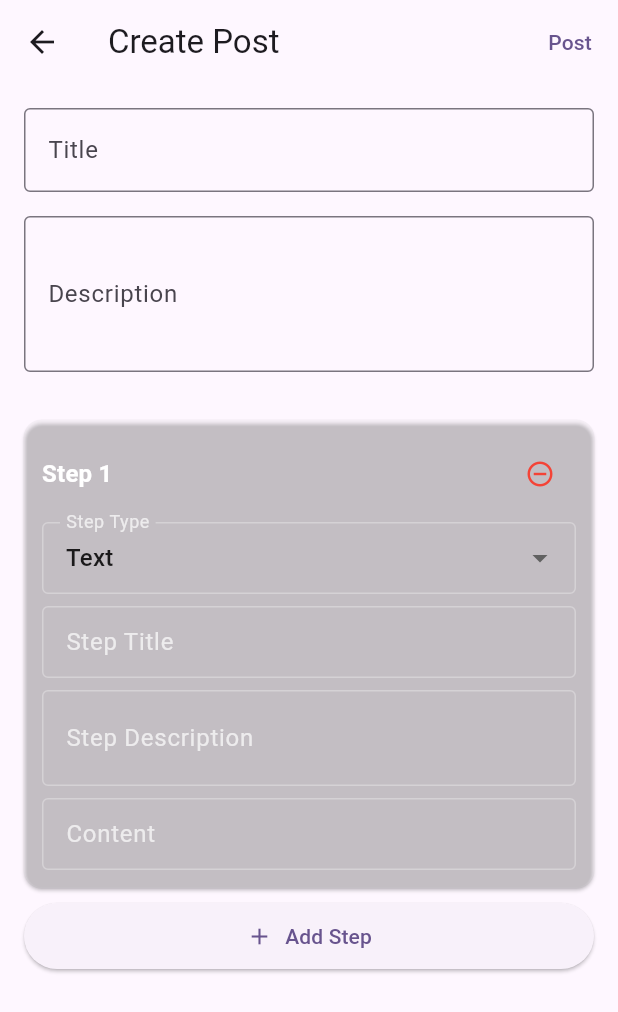
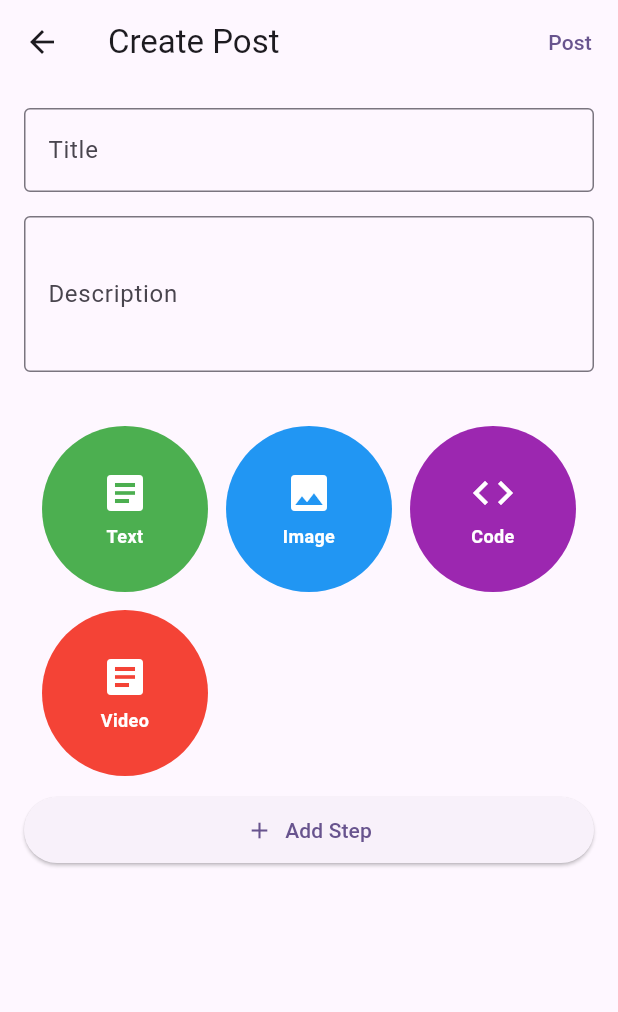
Before and after one commit to HonzaHerodek/teeem-8, a Flutter app: the CreatePostScreen screen opened by its route, after a tap on "Add Step", on a phone screen of 412 x 824 dp. Shown: the top 1012 px of the screen. Run offline on Flutter 3.47's test engine with Material 3 defaults, Android fonts, the phone set to English and light mode, and no system bars; our stand-ins replace bloc, cached_network_image, cloud_firestore, connectivity_plus, equatable, firebase_auth and 4 more; accounts and stored records are empty; network calls fail.

```diff
--- a/lib/presentation/widgets/post_creation/post_step_widget.dart
+++ b/lib/presentation/widgets/post_creation/post_step_widget.dart
@@ -31,24 +31,14 @@ class PostStepWidget extends StatefulWidget {
 }
 
 class PostStepWidgetState extends State<PostStepWidget> {
-  late StepTypeModel _selectedStepType;
+  StepTypeModel? _selectedStepType;
   final _formKey = GlobalKey<FormState>();
   final _titleController = TextEditingController();
   final _descriptionController = TextEditingController();
   final Map<String, TextEditingController> _optionControllers = {};
 
-  @override
-  void initState() {
-    super.initState();
-    _selectedStepType = widget.stepTypes.first;
-    _initializeOptionControllers();
-  }
-
-  void _initializeOptionControllers() {
-    for (final option in _selectedStepType.options) {
-      _optionControllers[option.id] = TextEditingController();
-    }
-  }
+  // Add this getter to expose step type selection state
+  bool get hasSelectedStepType => _selectedStepType != null;
 
   @override
   void dispose() {
@@ -60,10 +50,16 @@ class PostStepWidgetState extends State<PostStepWidget> {
     super.dispose();
   }
 
-  void _onStepTypeChanged(StepTypeModel? newType) {
-    if (newType != null && newType != _selectedStepType) {
+  void _initializeOptionControllers() {
+    if (_selectedStepType == null) return;
+    for (final option in _selectedStepType!.options) {
+      _optionControllers[option.id] = TextEditingController();
+    }
+  }
+
+  void _onStepTypeSelected(StepTypeModel type) {
     setState(() {
-        _selectedStepType = newType;
+      _selectedStepType = type;
       // Clear and reinitialize option controllers
       for (final controller in _optionControllers.values) {
         controller.dispose();
@@ -72,100 +68,119 @@ class PostStepWidgetState extends State<PostStepWidget> {
       _initializeOptionControllers();
     });
   }
-  }
 
   bool validate() {
     return _formKey.currentState?.validate() ?? false;
   }
 
   PostStep getStepData() {
-    print('Getting step data for step ${widget.stepNumber}'); // Debug print
+    if (_selectedStepType == null) {
+      throw Exception('Step type not selected');
+    }
+
     final content = <String, dynamic>{};
-    for (final option in _selectedStepType.options) {
+    for (final option in _selectedStepType!.options) {
       content[option.id] = _optionControllers[option.id]?.text ?? '';
     }
 
-    final step = PostStep(
+    return PostStep(
       id: 'step_${DateTime.now().millisecondsSinceEpoch}',
       title: _titleController.text,
       description: _descriptionController.text,
       type: StepType.values.firstWhere(
-        (t) => t.name == _selectedStepType.id,
+        (t) => t.name == _selectedStepType!.id,
         orElse: () => StepType.text,
       ),
       content: content,
     );
-    print('Step data: $step'); // Debug print
-    return step;
   }
 
-  @override
-  Widget build(BuildContext context) {
-    return Card(
-      margin: const EdgeInsets.symmetric(vertical: 8),
-      color: Colors.white.withOpacity(0.15),
-      child: Padding(
-        padding: const EdgeInsets.all(12),
-        child: Form(
+  IconData _getIconData(String iconString) {
+    if (iconString.isEmpty) {
+      return Icons.article;
+    }
+
+    try {
+      switch (iconString.toLowerCase()) {
+        case 'text':
+          return Icons.text_fields;
+        case 'image':
+          return Icons.image;
+        case 'video':
+          return Icons.videocam;
+        case 'audio':
+          return Icons.audiotrack;
+        case 'quiz':
+          return Icons.quiz;
+        case 'code':
+          return Icons.code;
+        case 'ar':
+          return Icons.view_in_ar;
+        case 'vr':
+          return Icons.vrpano;
+        case 'document':
+          return Icons.description;
+        case 'link':
+          return Icons.link;
+        default:
+          return Icons.article;
+      }
+    } catch (e) {
+      return Icons.article;
+    }
+  }
+
+  Widget _buildStepTypeMiniature(StepTypeModel type) {
+    // Parse color with a fallback
+    Color backgroundColor;
+    try {
+      backgroundColor = Color(int.parse(type.color.replaceAll('#', '0xFF')));
+    } catch (e) {
+      backgroundColor = Colors.grey;
+    }
+
+    return GestureDetector(
+      onTap: widget.enabled ? () => _onStepTypeSelected(type) : null,
+      child: Container(
+        decoration: BoxDecoration(
+          color: backgroundColor,
+          shape: BoxShape.circle,
+        ),
+        child: Column(
+          mainAxisAlignment: MainAxisAlignment.center,
+          children: [
+            Icon(
+              _getIconData(type.icon),
+              color: Colors.white,
+              size: 32,
+            ),
+            const SizedBox(height: 4),
+            Padding(
+              padding: const EdgeInsets.symmetric(horizontal: 4),
+              child: Text(
+                type.name,
+                style: const TextStyle(
+                  color: Colors.white,
+                  fontSize: 12,
+                  fontWeight: FontWeight.bold,
+                ),
+                textAlign: TextAlign.center,
+                maxLines: 2,
+                overflow: TextOverflow.ellipsis,
+              ),
+            ),
+          ],
+        ),
+      ),
+    );
+  }
+
+  Widget _buildStepForm() {
+    return Form(
       key: _formKey,
       child: Column(
         crossAxisAlignment: CrossAxisAlignment.start,
         children: [
-              Row(
-                mainAxisAlignment: MainAxisAlignment.spaceBetween,
-                children: [
-                  Text(
-                    'Step ${widget.stepNumber}',
-                    style: Theme.of(context).textTheme.titleMedium?.copyWith(
-                          fontWeight: FontWeight.bold,
-                          color: Colors.white,
-                        ),
-                  ),
-                  IconButton(
-                    icon: const Icon(Icons.remove_circle_outline, size: 20),
-                    onPressed: widget.enabled ? widget.onRemove : null,
-                    color: Colors.red,
-                    padding: EdgeInsets.zero,
-                    constraints: const BoxConstraints(),
-                  ),
-                ],
-              ),
-              const SizedBox(height: 8),
-              DropdownButtonFormField<StepTypeModel>(
-                value: _selectedStepType,
-                items: widget.stepTypes
-                    .map((type) => DropdownMenuItem(
-                          value: type,
-                          child: Text(
-                            type.name,
-                            style: const TextStyle(color: Colors.black87),
-                          ),
-                        ))
-                    .toList(),
-                onChanged: widget.enabled ? _onStepTypeChanged : null,
-                decoration: const InputDecoration(
-                  labelText: 'Step Type',
-                  labelStyle: TextStyle(color: Colors.white70),
-                  border: OutlineInputBorder(),
-                  enabledBorder: OutlineInputBorder(
-                    borderSide: BorderSide(color: Colors.white30),
-                  ),
-                  focusedBorder: OutlineInputBorder(
-                    borderSide: BorderSide(color: Colors.white),
-                  ),
-                  contentPadding: EdgeInsets.symmetric(
-                    horizontal: 12,
-                    vertical: 8,
-                  ),
-                ),
-                validator: (value) {
-                  if (value == null) {
-                    return 'Please select a step type';
-                  }
-                  return null;
-                },
-              ),
-              const SizedBox(height: 8),
           TextFormField(
             controller: _titleController,
             enabled: widget.enabled,
@@ -224,7 +239,7 @@ class PostStepWidgetState extends State<PostStepWidget> {
               return null;
             },
           ),
-              ..._selectedStepType.options.map((option) => Padding(
+          ..._selectedStepType!.options.map((option) => Padding(
                 padding: const EdgeInsets.only(top: 8),
                 child: TextFormField(
                   controller: _optionControllers[option.id],
@@ -256,8 +271,28 @@ class PostStepWidgetState extends State<PostStepWidget> {
               )),
         ],
       ),
+    );
+  }
+
+  @override
+  Widget build(BuildContext context) {
+    return Padding(
+      padding: const EdgeInsets.all(12),
+      child: _selectedStepType == null
+          ? Column(
+              children: [
+                GridView.count(
+                  shrinkWrap: true,
+                  crossAxisCount: 3,
+                  mainAxisSpacing: 12,
+                  crossAxisSpacing: 12,
+                  children: widget.stepTypes
+                      .map((type) => _buildStepTypeMiniature(type))
+                      .toList(),
                 ),
-      ),
+              ],
+            )
+          : _buildStepForm(),
     );
   }
 }
```
Also changed, not shown: lib/presentation/widgets/post_creation/in_feed_post_creation.dart (+25 -37 lines). Lines whose indentation alone changed are shown as unchanged.
